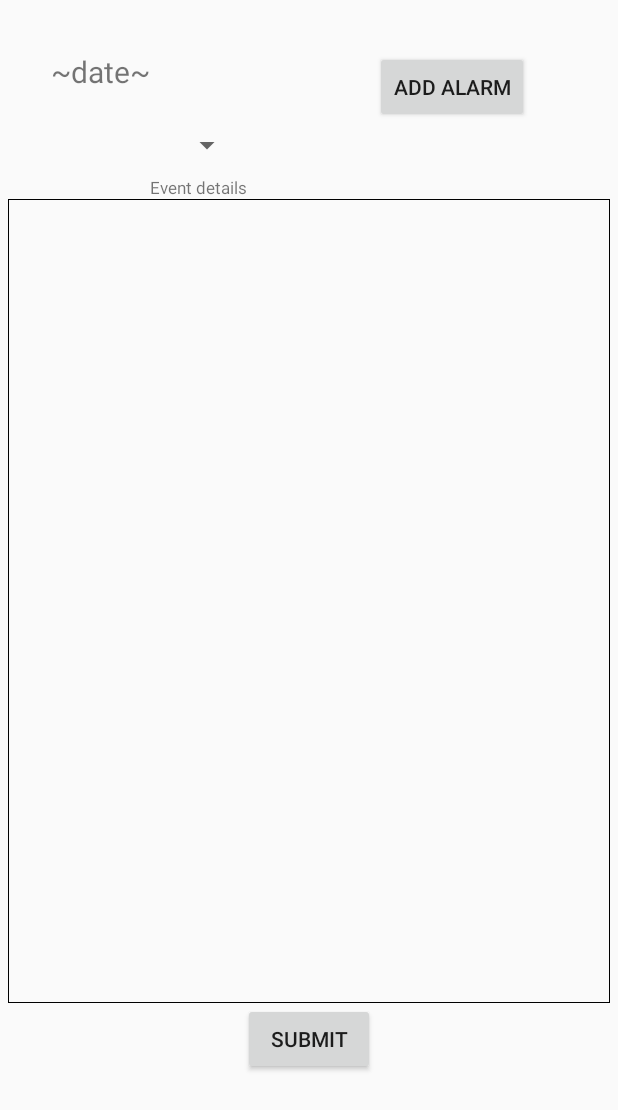
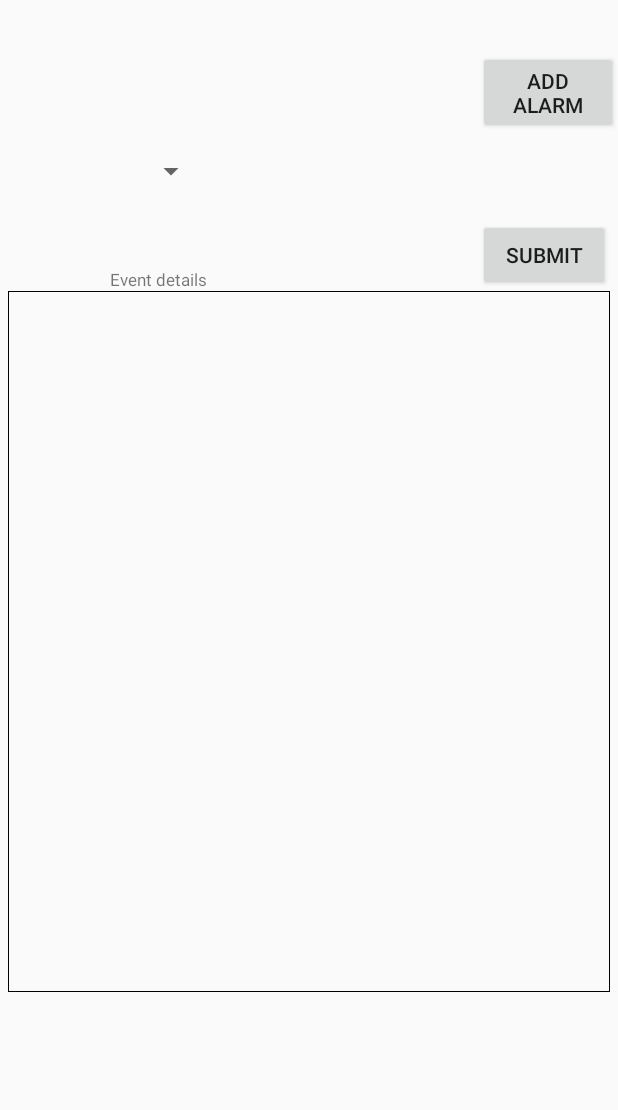
Before and after one commit to dmytririsov/Forecast-Applicaiton, an Android app: the layout event_details.xml on its own in the app's theme, with its tools: preview values and no code run, on a phone screen of 412 x 824 dp. Shown: the top 1110 px of the screen. Run offline under Robolectric (Android 15) with nearby library versions, the phone set to English and light mode, and no system bars.

Commit message:
add bugs

```diff
--- a/app/src/main/java/com/dmytri/weather/Calendar/CalendarDaysAdapter.java
+++ b/app/src/main/java/com/dmytri/weather/Calendar/CalendarDaysAdapter.java
@@ -25,8 +25,8 @@ public class CalendarDaysAdapter extends BaseAdapter {
     private ImageView mDayEventIcon;
     private final Context mContext;
 
-    public CalendarDaysAdapter(Context context, int monthNumber) {
-        mCalendar = new GregorianCalendar(2016, monthNumber, 1);
+    public CalendarDaysAdapter(Context context, int monthNumber, int yearNumber) {
+        mCalendar = new GregorianCalendar(yearNumber, monthNumber, 1);
         mContext = context;
     }
 
--- a/app/src/main/java/com/dmytri/weather/Calendar/EventsListActivity.java
+++ b/app/src/main/java/com/dmytri/weather/Calendar/EventsListActivity.java
@@ -63,8 +63,7 @@ public class EventsListActivity extends Activity {
                 events.add(event.getEventDetails());
             }
         }
-        events.add("Hey");
-        events.add("Goo");
+        events.add("Go");
         return events;
     }
 
--- a/app/src/main/res/layout/event_details.xml
+++ b/app/src/main/res/layout/event_details.xml
@@ -7,7 +7,6 @@
         android:id="@+id/event_details_date"
         android:layout_width="wrap_content"
         android:layout_height="wrap_content"
-        android:text="~date~"
         android:layout_marginLeft="34dp"
         android:layout_marginStart="34dp"
         android:textSize="20dp"
@@ -21,17 +20,17 @@
         android:text="@string/event_details_button_alarm"
         android:id="@+id/button_set_alarm"
         android:layout_alignTop="@+id/event_details_date"
-        android:layout_toRightOf="@+id/button2"
-        android:layout_toEndOf="@+id/button2" />
+        android:layout_alignLeft="@+id/event_button_submit"
+        android:layout_alignStart="@+id/event_button_submit" />
 
     <Button
         android:layout_width="wrap_content"
         android:layout_height="wrap_content"
         android:text="@string/event_details_button_submit"
-        android:id="@+id/button2"
-        android:layout_alignParentBottom="true"
-        android:layout_centerHorizontal="true"
-        android:layout_marginBottom="107dp" />
+        android:id="@+id/event_button_submit"
+        android:layout_alignBottom="@+id/textView"
+        android:layout_alignRight="@+id/event_details_edit_text"
+        android:layout_alignEnd="@+id/event_details_edit_text" />
 
     <TextView
         android:layout_width="wrap_content"
@@ -39,20 +38,23 @@
         android:textSize="11dp"
         android:text="@string/event_details"
         android:id="@+id/textView"
-        android:layout_below="@+id/button_set_alarm"
+        android:layout_marginTop="39dp"
+        android:layout_marginLeft="39dp"
+        android:layout_marginStart="39dp"
+        android:layout_below="@+id/event_details_spinner"
         android:layout_toRightOf="@+id/event_details_date"
-        android:layout_toEndOf="@+id/event_details_date"
-        android:layout_marginTop="35dp" />
+        android:layout_toEndOf="@+id/event_details_date" />
 
     <Spinner
-        android:layout_width="wrap_content"
-        android:layout_height="wrap_content"
-        android:layout_below="@+id/event_details_date"
+        android:layout_width="50dp"
+        android:layout_height="50dp"
         android:spinnerMode="dialog"
-        android:layout_alignBottom="@+id/textView"
         android:id="@+id/event_details_spinner"
-        android:layout_toStartOf="@+id/button2"
-        android:layout_toLeftOf="@+id/button2" />
+        android:layout_below="@+id/button_set_alarm"
+        android:layout_alignLeft="@+id/event_details_edit_text"
+        android:layout_alignStart="@+id/event_details_edit_text"
+        android:layout_alignRight="@+id/textView"
+        android:layout_alignEnd="@+id/textView" />
 
     <EditText
         android:background="@drawable/border"
@@ -63,11 +65,21 @@
         android:inputType="textMultiLine"
         android:ems="10"
         android:id="@+id/event_details_edit_text"
-        android:layout_above="@+id/button2"
         android:layout_alignParentRight="true"
         android:layout_alignParentEnd="true"
         android:layout_alignParentLeft="true"
         android:layout_alignParentStart="true"
-        android:layout_below="@+id/textView" />
+        android:layout_below="@+id/textView"
+        android:layout_above="@+id/textView3" />
+
+    <TextView
+        android:layout_width="wrap_content"
+        android:layout_height="wrap_content"
+        android:textSize="11dp"
+        android:id="@+id/textView3"
+        android:layout_alignParentBottom="true"
+        android:layout_toLeftOf="@+id/textView"
+        android:layout_toStartOf="@+id/textView"
+        android:layout_marginBottom="147dp" />
 
 </RelativeLayout>
--- a/app/src/main/res/layout/events_list_acitivity.xml
+++ b/app/src/main/res/layout/events_list_acitivity.xml
@@ -1,7 +1,8 @@
 <?xml version="1.0" encoding="utf-8"?>
 <LinearLayout xmlns:android="http://schemas.android.com/apk/res/android"
     android:orientation="vertical" android:layout_width="match_parent"
-    android:layout_height="match_parent">
+    android:layout_height="match_parent"
+    android:gravity="center|center_horizontal|top">
 
     <Button
         android:id="@+id/button_add_event"
--- a/app/src/main/res/layout/events_list_item.xml
+++ b/app/src/main/res/layout/events_list_item.xml
@@ -1,4 +1,6 @@
 <TextView xmlns:android="http://schemas.android.com/apk/res/android"
+    android:layout_marginTop="25dp"
     android:layout_width="wrap_content"
     android:layout_height="wrap_content"
-    android:layout_gravity="center_horizontal" />
+    android:layout_gravity="center_vertical"
+    android:text="afs" />
```
Also changed, not shown: app/src/main/java/com/dmytri/weather/Calendar/CalendarFragment.java (+17 -4 lines), app/src/main/java/com/dmytri/weather/Calendar/EditEventActivity.java (+8 -9 lines).
